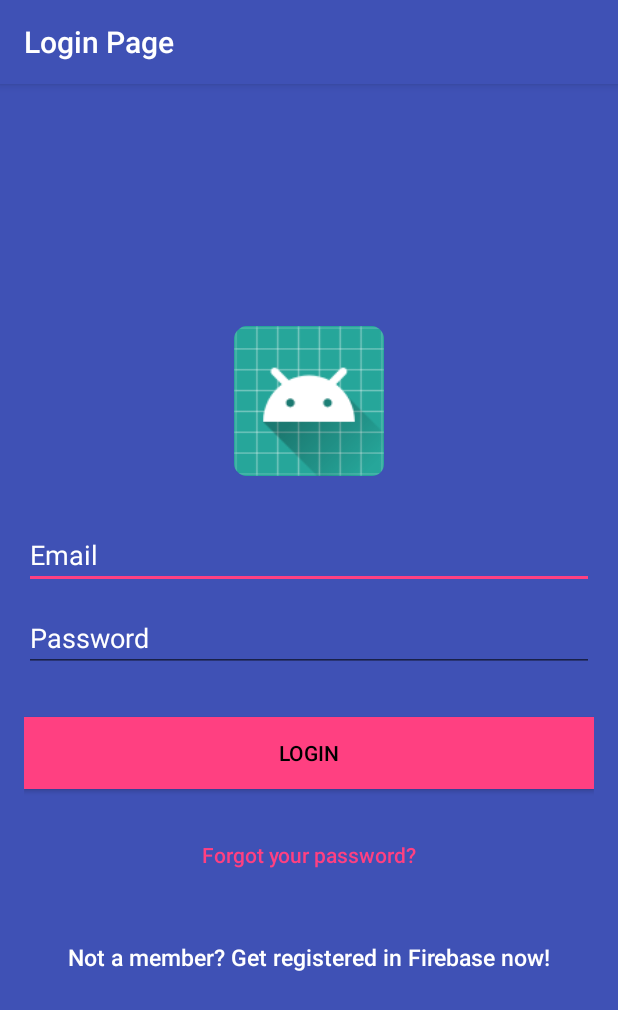
After one commit to peterpandayang/TeenPlus, an Android app: the LoginActivity screen opened directly, with no data from a screen before it, on a phone screen of 412 x 824 dp. The commit adds this screen. Shown: the top 1010 px of the screen. Run offline under Robolectric (Android 15) with nearby library versions, the phone set to English and light mode, and no system bars; our stand-ins replace Firebase (no records; nobody signed in at launch, a user with empty details on screens opened directly).

Commit message:
add login funcitonality

```diff
--- a/app/src/main/AndroidManifest.xml
+++ b/app/src/main/AndroidManifest.xml
@@ -12,9 +12,10 @@
         <activity android:name=".MainActivity">
             <intent-filter>
                 <action android:name="android.intent.action.MAIN" />
-
                 <category android:name="android.intent.category.LAUNCHER" />
             </intent-filter>
+        </activity>
+        <activity android:name=".LoginActivity" android:label="Login Page">
         </activity>
     </application>
 
--- /dev/null
+++ b/app/src/main/java/com/example/bingkunyang/teenplus/LoginActivity.java
@@ -0,0 +1,117 @@
+package com.example.bingkunyang.teenplus;
+
+import android.content.Intent;
+import android.os.Bundle;
+import android.support.annotation.NonNull;
+import android.support.v7.app.AppCompatActivity;
+import android.support.v7.widget.Toolbar;
+import android.text.TextUtils;
+import android.view.View;
+import android.widget.Button;
+import android.widget.EditText;
+import android.widget.ProgressBar;
+import android.widget.Toast;
+
+import com.google.android.gms.tasks.OnCompleteListener;
+import com.google.android.gms.tasks.Task;
+import com.google.firebase.auth.AuthResult;
+import com.google.firebase.auth.FirebaseAuth;
+
+/**
+ * Created by bingkunyang on 3/9/18.
+ */
+
+public class LoginActivity extends AppCompatActivity {
+
+    private EditText inputEmail, inputPassword;
+    private FirebaseAuth auth;
+    private ProgressBar progressBar;
+    private Button btnSignup, btnLogin, btnReset;
+
+    @Override
+    protected void onCreate(Bundle savedInstanceState) {
+        super.onCreate(savedInstanceState);
+
+        //Get Firebase auth instance
+//        auth = FirebaseAuth.getInstance();
+//
+//        if (auth.getCurrentUser() != null) {
+//            startActivity(new Intent(LoginActivity.this, MainActivity.class));
+//            finish();
+//        }
+
+        // set the view now
+        setContentView(R.layout.activity_login);
+
+//        Toolbar toolbar = (Toolbar) findViewById(R.id.toolbar);
+//        setSupportActionBar(toolbar);
+
+        inputEmail = (EditText) findViewById(R.id.email);
+        inputPassword = (EditText) findViewById(R.id.password);
+        progressBar = (ProgressBar) findViewById(R.id.progressBar);
+        btnSignup = (Button) findViewById(R.id.btn_signup);
+        btnLogin = (Button) findViewById(R.id.btn_login);
+        btnReset = (Button) findViewById(R.id.btn_reset_password);
+
+        //Get Firebase auth instance
+        auth = FirebaseAuth.getInstance();
+
+        btnSignup.setOnClickListener(new View.OnClickListener() {
+            @Override
+            public void onClick(View v) {
+                startActivity(new Intent(LoginActivity.this, MainActivity.class));
+            }
+        });
+
+        btnReset.setOnClickListener(new View.OnClickListener() {
+            @Override
+            public void onClick(View v) {
+                startActivity(new Intent(LoginActivity.this, ResetPasswordActivity.class));
+            }
+        });
+
+        btnLogin.setOnClickListener(new View.OnClickListener() {
+            @Override
+            public void onClick(View v) {
+                String email = inputEmail.getText().toString();
+                final String password = inputPassword.getText().toString();
+
+                if (TextUtils.isEmpty(email)) {
+                    Toast.makeText(getApplicationContext(), "Enter email address!", Toast.LENGTH_SHORT).show();
+                    return;
+                }
+
+                if (TextUtils.isEmpty(password)) {
+                    Toast.makeText(getApplicationContext(), "Enter password!", Toast.LENGTH_SHORT).show();
+                    return;
+                }
+
+                progressBar.setVisibility(View.VISIBLE);
+
+                //authenticate user
+                auth.signInWithEmailAndPassword(email, password)
+                        .addOnCompleteListener(LoginActivity.this, new OnCompleteListener<AuthResult>() {
+                            @Override
+                            public void onComplete(@NonNull Task<AuthResult> task) {
+                                // If sign in fails, display a message to the user. If sign in succeeds
+                                // the auth state listener will be notified and logic to handle the
+                                // signed in user can be handled in the listener.
+                                progressBar.setVisibility(View.GONE);
+                                if (!task.isSuccessful()) {
+                                    // there was an error
+                                    if (password.length() < 6) {
+                                        inputPassword.setError(getString(R.string.minimum_password));
+                                    } else {
+                                        Toast.makeText(LoginActivity.this, getString(R.string.auth_failed), Toast.LENGTH_LONG).show();
+                                    }
+                                } else {
+                                    Intent intent = new Intent(LoginActivity.this, MainActivity.class);
+                                    startActivity(intent);
+                                    finish();
+                                }
+                            }
+                        });
+            }
+        });
+    }
+}
--- a/app/src/main/java/com/example/bingkunyang/teenplus/MainActivity.java
+++ b/app/src/main/java/com/example/bingkunyang/teenplus/MainActivity.java
@@ -84,7 +84,9 @@ public class MainActivity extends AppCompatActivity implements View.OnClickListe
                 startActivity(new Intent(MainActivity.this, ResetPasswordActivity.class));
                 break;
             case R.id.sign_in_button:
-                finish();
+//                finish();
+                Intent i=new Intent(MainActivity.this, LoginActivity.class);
+                startActivity(i);
                 break;
         }
     }
--- /dev/null
+++ b/app/src/main/res/layout/activity_login.xml
@@ -0,0 +1,88 @@
+<?xml version="1.0" encoding="utf-8"?>
+<RelativeLayout
+    xmlns:android="http://schemas.android.com/apk/res/android"
+    xmlns:tools="http://schemas.android.com/tools"
+    xmlns:app="http://schemas.android.com/apk/res-auto"
+    android:layout_width="match_parent"
+    android:layout_height="match_parent"
+    tools:context="com.example.bingkunyang.teenplus.LoginActivity">
+
+    <LinearLayout
+        android:layout_width="fill_parent"
+        android:layout_height="fill_parent"
+        android:background="@color/colorPrimary"
+        android:gravity="center"
+        android:orientation="vertical"
+        android:padding="@dimen/activity_horizontal_margin">
+
+
+        <ImageView
+            android:layout_width="@dimen/logo_w_h"
+            android:layout_height="@dimen/logo_w_h"
+            android:layout_gravity="center_horizontal"
+            android:layout_marginBottom="30dp"
+            android:src="@mipmap/ic_launcher" />
+
+        <EditText
+            android:id="@+id/email"
+            android:layout_width="match_parent"
+            android:layout_height="wrap_content"
+            android:layout_marginBottom="10dp"
+            android:hint="@string/hint_email"
+            android:inputType="textEmailAddress"
+            android:textColor="@android:color/white"
+            android:textColorHint="@android:color/white" />
+
+        <EditText
+            android:id="@+id/password"
+            android:layout_width="fill_parent"
+            android:layout_height="wrap_content"
+            android:layout_marginBottom="10dp"
+            android:hint="@string/hint_password"
+            android:inputType="textPassword"
+            android:textColor="@android:color/white"
+            android:textColorHint="@android:color/white" />
+
+        <!-- Login Button -->
+
+        <Button
+            android:id="@+id/btn_login"
+            android:layout_width="fill_parent"
+            android:layout_height="wrap_content"
+            android:layout_marginTop="20dip"
+            android:background="@color/colorAccent"
+            android:text="@string/btn_login"
+            android:textColor="@android:color/black" />
+
+        <Button
+            android:id="@+id/btn_reset_password"
+            android:layout_width="fill_parent"
+            android:layout_height="wrap_content"
+            android:layout_marginTop="20dip"
+            android:background="@null"
+            android:text="@string/btn_forgot_password"
+            android:textAllCaps="false"
+            android:textColor="@color/colorAccent" />
+
+        <!-- Link to Login Screen -->
+
+        <Button
+            android:id="@+id/btn_signup"
+            android:layout_width="fill_parent"
+            android:layout_height="wrap_content"
+            android:layout_marginTop="20dip"
+            android:background="@null"
+            android:text="@string/btn_link_to_register"
+            android:textAllCaps="false"
+            android:textColor="@color/white"
+            android:textSize="15dp" />
+    </LinearLayout>
+
+    <ProgressBar
+        android:id="@+id/progressBar"
+        android:layout_width="30dp"
+        android:layout_height="30dp"
+        android:layout_gravity="center|bottom"
+        android:layout_marginBottom="20dp"
+        android:visibility="gone" />
+</RelativeLayout>
--- a/app/src/main/res/values/strings.xml
+++ b/app/src/main/res/values/strings.xml
@@ -14,8 +14,13 @@
     <string name="no_field_can_be_empty">No field can be empty</string>
     <string name="passwords_must_be_the_same">Password and password again field must be the same</string>
     <string name="here_is_values">Here is values: %1$s</string>
-
+    <string name="btn_login">LOGIN</string>
+    <string name="btn_link_to_register">Not a member? Get registered in Firebase now!</string>
+    <string name="hint_email">Email</string>
+    <string name="hint_password">Password</string>
     <string name="btn_forgot_password">Forgot your password?</string>
     <string name="btn_link_to_login">Already registered. Login Me!</string>
+    <string name="minimum_password">Password too short, enter minimum 6 characters!</string>
+    <string name="auth_failed">Authentication failed, check your email and password or sign up</string>
 
 </resources>
```
